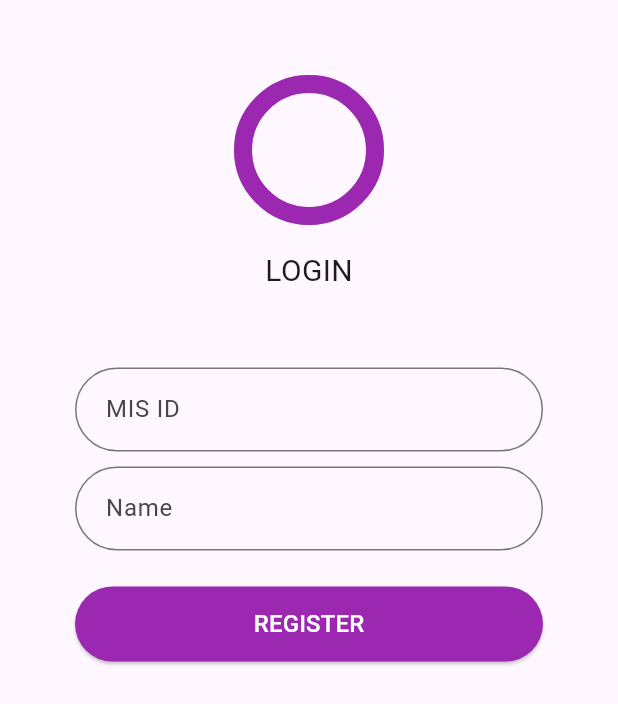
After one commit to DevShayan/section_a, a Flutter app: the screen it shows after launch, after a tap on "Register Instead?", on a phone screen of 412 x 824 dp. The commit adds this screen. Shown: the top 704 px of the screen. Run offline on Flutter 3.47's test engine with Material 3 defaults, Android fonts, the phone set to English and light mode, and no system bars; drawn by our look-alikes of percent_indicator; our stand-ins replace flutter_bloc, modal_bottom_sheet, shimmer; network calls fail.

Commit message:
Changes to be committed: 	new file:   lib/bloc/register/reg_bloc.dart 	new file:   lib/bloc/register/reg_state.dart 	new file:   lib/database/dummy_api.dart 	modified:   lib/screens/home.dart 	modified:   lib/screens/login.dart 	new file:   lib/screens/register.dart

```diff
--- /dev/null
+++ b/lib/bloc/register/reg_bloc.dart
@@ -0,0 +1,27 @@
+import 'package:flutter/material.dart';
+import 'package:flutter_bloc/flutter_bloc.dart';
+import 'package:section_a/bloc/register/reg_state.dart';
+import 'package:section_a/database/dummy_api.dart';
+import 'package:section_a/pojos/curr_user.dart';
+import 'package:section_a/routes/routes.dart';
+
+class RegisterBloc extends Bloc<RegisterEvent, RegisterState> {
+  RegisterBloc() : super(RegisterState()) {
+    on<RegisterEvent>((event, emit) => RegisterState.fromState(state));
+  }
+
+  void updateName(String currName) {
+    CurrUser.name = currName;
+  }
+
+  void updateMis(String currMis) {
+    CurrUser.misId = int.parse(currMis);
+  }
+
+  void onRegisterPress(BuildContext context) {
+    DummyAPI.fetchTotalAttnInUserAttndance();
+    DummyAPI.fetchTotalGradesInUserGrades();
+
+    Navigator.pushReplacementNamed(context, AppRoutes.home);
+  }
+}
--- /dev/null
+++ b/lib/bloc/register/reg_state.dart
@@ -0,0 +1,6 @@
+class RegisterState {
+  RegisterState();
+  RegisterState.fromState(RegisterState currState) {}
+}
+
+class RegisterEvent {}
--- /dev/null
+++ b/lib/database/dummy_api.dart
@@ -0,0 +1,103 @@
+import 'dart:math';
+import 'package:section_a/pojos/attn.dart';
+import 'package:section_a/pojos/grades.dart';
+
+class DummyAPI {
+
+  static List<String> subjects = [
+    "DCCN",
+    "OS",
+    "ISE",
+    "DM",
+    "Calc. 2",
+  ];
+
+  static List<DateTime> absents = [
+    DateTime.now().subtract(const Duration(days: 2)),
+    DateTime.now().subtract(const Duration(days: 4)),
+    DateTime.now().subtract(const Duration(days: 6)),
+  ];
+
+  static List<DateTime> presents = [
+    DateTime.now().subtract(const Duration(days: 1)),
+    DateTime.now().subtract(const Duration(days: 3)),
+    DateTime.now().subtract(const Duration(days: 5)),
+    DateTime.now().subtract(const Duration(days: 7)),
+    DateTime.now().subtract(const Duration(days: 9)),
+    DateTime.now().subtract(const Duration(days: 11)),
+    DateTime.now().subtract(const Duration(days: 13)),
+  ];
+
+
+  static Random random = Random();
+
+
+  static bool fetchTotalAttnInUserAttndance() {
+
+    for (int x = 0; x < 5; x++) {
+
+      UserAttendance.subjAttnList.add(Attn(
+        subjects[random.nextInt(5)],
+        10,
+        presents,
+        absents,
+        random.nextInt(101).toDouble(),
+      ));
+    }
+
+    UserAttendance.updateData();
+
+    return true;
+
+  }
+
+
+  static bool fetchTotalGradesInUserGrades() {
+
+    fetchPosInUserGrades();
+    fetchCGPAInUserGrades();
+
+    List<SubjGrade> subjList = [];
+
+    for (int x = 0; x < 8; x++) {
+      for (int y = 0; y < 5; y++) {
+        subjList.add(SubjGrade(
+          subjects[random.nextInt(5)],
+          random.nextInt(101).toDouble(),
+          3.5,
+          8,
+        ));
+      }
+      UserGrades.gradesList.add(SemGrade(
+        "Semester $x",
+        subjList,
+        2.5 + random.nextDouble() * (4.0 - 2.5),
+        40.0 + random.nextDouble() * (99.9 - 40.0),
+        100,
+        0,
+        8
+      ));
+      subjList = [];
+    }
+
+    UserGrades.updateData();
+
+    return true;
+
+  }
+
+
+  static bool fetchPosInUserGrades() {
+    UserGrades.position = 1 + random.nextInt(52).toDouble();
+
+    return true;
+
+  }
+
+  static bool fetchCGPAInUserGrades() {
+    UserGrades.cgpa = 2.5 + random.nextDouble() * (4.0 - 2.5);
+
+    return true;
+  }
+
+}
--- a/lib/screens/login.dart
+++ b/lib/screens/login.dart
@@ -4,6 +4,7 @@ import 'package:percent_indicator/circular_percent_indicator.dart';
 import 'package:section_a/bloc/login/login_bloc.dart';
 import 'package:section_a/bloc/login/login_state.dart';
 import 'package:section_a/constants/colors.dart';
+import 'package:section_a/screens/register.dart';
 
 class LoginScreen extends StatelessWidget {
   const LoginScreen({super.key});
@@ -73,6 +74,24 @@ class LoginScreen extends StatelessWidget {
                   },
                 ),
               ),
+              Padding(
+                padding: const EdgeInsets.symmetric(vertical:  24),
+                child: TextButton(
+                  style: TextButton.styleFrom(
+                    foregroundColor: AppColors.appAccent,
+                  ),
+                  onPressed: () => Navigator.pushReplacement(
+                    context,
+                    MaterialPageRoute(builder: (context) => const RegisterScreen()),
+                  ),
+                  child: const Text(
+                    "Register Instead?",
+                    style: TextStyle(
+                      fontSize: 16
+                    ),
+                  ),
+                ),
+              ),
             ],
           ),
         ),
--- /dev/null
+++ b/lib/screens/register.dart
@@ -0,0 +1,86 @@
+import 'package:flutter/material.dart';
+import 'package:flutter_bloc/flutter_bloc.dart';
+import 'package:percent_indicator/circular_percent_indicator.dart';
+import 'package:section_a/bloc/register/reg_bloc.dart';
+import 'package:section_a/constants/colors.dart';
+
+class RegisterScreen extends StatelessWidget {
+  const RegisterScreen({super.key});
+
+  @override
+  Widget build(BuildContext context) {
+    return BlocProvider<RegisterBloc>(
+      create: (_) => RegisterBloc(),
+      child: Scaffold(
+        body: Padding(
+          padding: const EdgeInsets.fromLTRB(50, 0, 50, 0),
+          child: SingleChildScrollView(
+            child: Column(
+              mainAxisAlignment: MainAxisAlignment.center,
+              children: [
+                const SizedBox(height: 50),
+                CircularPercentIndicator(
+                  radius: 50,
+                  lineWidth: 12,
+                  percent: 1,
+                  progressColor: AppColors.appAccent,
+                ),
+                const SizedBox(height: 16),
+
+                const Text(
+                  "LOGIN",
+                  style: TextStyle(
+                    fontSize: 20
+                  ),
+                ),
+                const SizedBox(height: 50),
+
+                TextField(
+                  onChanged: (newText) => BlocProvider.of<RegisterBloc>(context).updateMis(newText),
+                  decoration: const InputDecoration(
+                    border: OutlineInputBorder(
+                      borderRadius: BorderRadius.all(Radius.circular(99))
+                    ),
+                    labelText: " MIS ID",
+                  ),
+                ),
+                const SizedBox(height: 10),
+                TextField(
+                  onChanged: (newText) => BlocProvider.of<RegisterBloc>(context).updateName(newText),
+                  decoration: const InputDecoration(
+                    border: OutlineInputBorder(
+                      borderRadius: BorderRadius.all(Radius.circular(99))
+                    ),
+                    labelText: " Name",
+                  ),
+                ),
+                Padding(
+                  padding: const EdgeInsets.symmetric(vertical:  24),
+                  child: ElevatedButton(
+                    style: ElevatedButton.styleFrom(
+                      backgroundColor: AppColors.appAccent,
+                      foregroundColor: Colors.white,
+                    ),
+                    onPressed: () => BlocProvider.of<RegisterBloc>(context).onRegisterPress(context),
+                    child: const SizedBox(
+                      width: double.infinity,
+                      height: 50,
+                      child: Center(
+                        child: Text(
+                          "REGISTER",
+                          style: TextStyle(
+                            fontSize: 16,
+                          ),
+                        ),
+                      ),
+                    ),
+                  ),
+                ),
+              ],
+            ),
+          ),
+        ),
+      ),
+    );
+  }
+}
```
Also changed, not shown: lib/screens/home.dart (+16 -0 lines).
